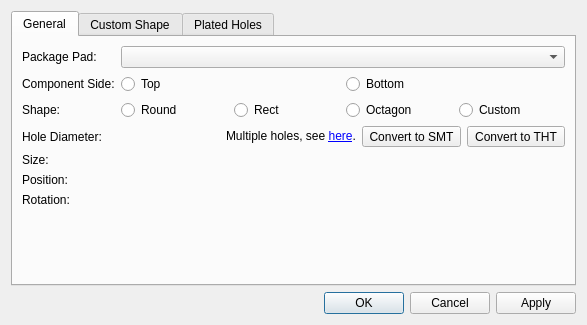
Before: the Qt Designer form libs/librepcb/editor/library/pkg/footprintpadpropertiesdialog.ui in LibrePCB/LibrePCB, drawn with Qt 5.
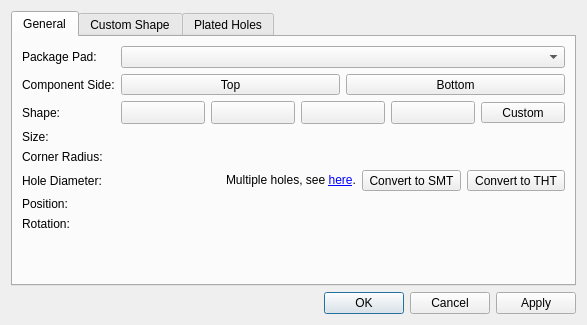
After: the same form once the commit is applied. Icons and pictures are not drawn. Custom widgets are drawn as their Qt base class.

Commit message: Add support for rounded pads with custom corner radius

The edit to the form file:
```diff
--- a/libs/librepcb/editor/library/pkg/footprintpadpropertiesdialog.ui
+++ b/libs/librepcb/editor/library/pkg/footprintpadpropertiesdialog.ui
@@ -41,38 +41,6 @@
          </property>
         </widget>
        </item>
-       <item row="1" column="1">
-        <widget class="QWidget" name="boardSideWidget" native="true">
-         <layout class="QHBoxLayout" name="horizontalLayout_5">
-          <property name="leftMargin">
-           <number>0</number>
-          </property>
-          <property name="topMargin">
-           <number>0</number>
-          </property>
-          <property name="rightMargin">
-           <number>0</number>
-          </property>
-          <property name="bottomMargin">
-           <number>0</number>
-          </property>
-          <item>
-           <widget class="QRadioButton" name="rbtnComponentSideTop">
-            <property name="text">
-             <string>Top</string>
-            </property>
-           </widget>
-          </item>
-          <item>
-           <widget class="QRadioButton" name="rbtnComponentSideBottom">
-            <property name="text">
-             <string>Bottom</string>
-            </property>
-           </widget>
-          </item>
-         </layout>
-        </widget>
-       </item>
        <item row="2" column="0">
         <widget class="QLabel" name="label_3">
          <property name="text">
@@ -80,60 +48,14 @@
          </property>
         </widget>
        </item>
-       <item row="2" column="1">
-        <widget class="QWidget" name="shapeWidget" native="true">
-         <layout class="QHBoxLayout" name="horizontalLayout_2">
-          <property name="leftMargin">
-           <number>0</number>
-          </property>
-          <property name="topMargin">
-           <number>0</number>
-          </property>
-          <property name="rightMargin">
-           <number>0</number>
-          </property>
-          <property name="bottomMargin">
-           <number>0</number>
-          </property>
-          <item>
-           <widget class="QRadioButton" name="rbtnShapeRound">
-            <property name="text">
-             <string>Round</string>
-            </property>
-           </widget>
-          </item>
-          <item>
-           <widget class="QRadioButton" name="rbtnShapeRect">
-            <property name="text">
-             <string>Rect</string>
-            </property>
-           </widget>
-          </item>
-          <item>
-           <widget class="QRadioButton" name="rbtnShapeOctagon">
-            <property name="text">
-             <string>Octagon</string>
-            </property>
-           </widget>
-          </item>
-          <item>
-           <widget class="QRadioButton" name="rbtnShapeCustom">
-            <property name="text">
-             <string>Custom</string>
-            </property>
-           </widget>
-          </item>
-         </layout>
-        </widget>
-       </item>
-       <item row="3" column="0">
+       <item row="6" column="0">
         <widget class="QLabel" name="label_6">
          <property name="text">
           <string>Hole Diameter:</string>
          </property>
         </widget>
        </item>
-       <item row="3" column="1">
+       <item row="6" column="1">
         <layout class="QHBoxLayout" name="horizontalLayout_3">
          <item>
           <widget class="librepcb::editor::PositiveLengthEdit" name="edtHoleDiameter" native="true"/>
@@ -173,31 +95,14 @@
          </item>
         </layout>
        </item>
-       <item row="4" column="0">
-        <widget class="QLabel" name="label_7">
-         <property name="text">
-          <string>Size:</string>
-         </property>
-        </widget>
-       </item>
-       <item row="4" column="1">
-        <layout class="QHBoxLayout" name="horizontalLayout_4">
-         <item>
-          <widget class="librepcb::editor::PositiveLengthEdit" name="edtWidth" native="true"/>
-         </item>
-         <item>
-          <widget class="librepcb::editor::PositiveLengthEdit" name="edtHeight" native="true"/>
-         </item>
-        </layout>
-       </item>
-       <item row="5" column="0">
+       <item row="8" column="0">
         <widget class="QLabel" name="label_4">
          <property name="text">
           <string>Position:</string>
          </property>
         </widget>
        </item>
-       <item row="5" column="1">
+       <item row="8" column="1">
         <layout class="QHBoxLayout" name="horizontalLayout">
          <item>
           <widget class="librepcb::editor::LengthEdit" name="edtPosX" native="true"/>
@@ -207,16 +112,240 @@
          </item>
         </layout>
        </item>
-       <item row="6" column="0">
+       <item row="9" column="0">
         <widget class="QLabel" name="label_5">
          <property name="text">
           <string>Rotation:</string>
          </property>
         </widget>
        </item>
-       <item row="6" column="1">
+       <item row="9" column="1">
         <widget class="librepcb::editor::AngleEdit" name="edtRotation" native="true"/>
        </item>
+       <item row="4" column="0">
+        <widget class="QLabel" name="label_9">
+         <property name="text">
+          <string>Corner Radius:</string>
+         </property>
+        </widget>
+       </item>
+       <item row="4" column="1">
+        <layout class="QHBoxLayout" name="horizontalLayout_7">
+         <item>
+          <widget class="librepcb::editor::UnsignedLimitedRatioEdit" name="edtRadiusRatio" native="true"/>
+         </item>
+         <item>
+          <widget class="librepcb::editor::UnsignedLengthEdit" name="edtRadiusAbs" native="true"/>
+         </item>
+        </layout>
+       </item>
+       <item row="1" column="1">
+        <layout class="QHBoxLayout" name="horizontalLayout_2">
+         <item>
+          <widget class="QToolButton" name="btnComponentSideTop">
+           <property name="sizePolicy">
+            <sizepolicy hsizetype="Minimum" vsizetype="Fixed">
+             <horstretch>0</horstretch>
+             <verstretch>0</verstretch>
+            </sizepolicy>
+           </property>
+           <property name="text">
+            <string>Top</string>
+           </property>
+           <property name="checkable">
+            <bool>true</bool>
+           </property>
+           <property name="autoExclusive">
+            <bool>true</bool>
+           </property>
+           <property name="toolButtonStyle">
+            <enum>Qt::ToolButtonTextOnly</enum>
+           </property>
+           <attribute name="buttonGroup">
+            <string notr="true">btnGroupComponentSide</string>
+           </attribute>
+          </widget>
+         </item>
+         <item>
+          <widget class="QToolButton" name="btnComponentSideBottom">
+           <property name="sizePolicy">
+            <sizepolicy hsizetype="Minimum" vsizetype="Fixed">
+             <horstretch>0</horstretch>
+             <verstretch>0</verstretch>
+            </sizepolicy>
+           </property>
+           <property name="text">
+            <string>Bottom</string>
+           </property>
+           <property name="checkable">
+            <bool>true</bool>
+           </property>
+           <property name="autoExclusive">
+            <bool>true</bool>
+           </property>
+           <property name="toolButtonStyle">
+            <enum>Qt::ToolButtonTextOnly</enum>
+           </property>
+           <attribute name="buttonGroup">
+            <string notr="true">btnGroupComponentSide</string>
+           </attribute>
+          </widget>
+         </item>
+        </layout>
+       </item>
+       <item row="2" column="1">
+        <layout class="QHBoxLayout" name="horizontalLayout_5">
+         <item>
+          <widget class="QToolButton" name="btnShapeRound">
+           <property name="sizePolicy">
+            <sizepolicy hsizetype="Minimum" vsizetype="Fixed">
+             <horstretch>0</horstretch>
+             <verstretch>0</verstretch>
+            </sizepolicy>
+           </property>
+           <property name="toolTip">
+            <string>Obround</string>
+           </property>
+           <property name="icon">
+            <iconset>
+             <normaloff>:/img/command_toolbars/shape_round.png</normaloff>:/img/command_toolbars/shape_round.png</iconset>
+           </property>
+           <property name="checkable">
+            <bool>true</bool>
+           </property>
+           <property name="autoExclusive">
+            <bool>true</bool>
+           </property>
+           <attribute name="buttonGroup">
+            <string notr="true">btnGroupShape</string>
+           </attribute>
+          </widget>
+         </item>
+         <item>
+          <widget class="QToolButton" name="btnShapeRoundedRect">
+           <property name="sizePolicy">
+            <sizepolicy hsizetype="Minimum" vsizetype="Fixed">
+             <horstretch>0</horstretch>
+             <verstretch>0</verstretch>
+            </sizepolicy>
+           </property>
+           <property name="toolTip">
+            <string>Rounded rectangle</string>
+           </property>
+           <property name="icon">
+            <iconset>
+             <normaloff>:/img/command_toolbars/shape_rounded_rect.png</normaloff>:/img/command_toolbars/shape_rounded_rect.png</iconset>
+           </property>
+           <property name="checkable">
+            <bool>true</bool>
+           </property>
+           <property name="autoExclusive">
+            <bool>true</bool>
+           </property>
+           <attribute name="buttonGroup">
+            <string notr="true">btnGroupShape</string>
+           </attribute>
+          </widget>
+         </item>
+         <item>
+          <widget class="QToolButton" name="btnShapeRect">
+           <property name="sizePolicy">
+            <sizepolicy hsizetype="Minimum" vsizetype="Fixed">
+             <horstretch>0</horstretch>
+             <verstretch>0</verstretch>
+            </sizepolicy>
+           </property>
+           <property name="toolTip">
+            <string>Rectangle</string>
+           </property>
+           <property name="icon">
+            <iconset>
+             <normaloff>:/img/command_toolbars/shape_rect.png</normaloff>:/img/command_toolbars/shape_rect.png</iconset>
+           </property>
+           <property name="checkable">
+            <bool>true</bool>
+           </property>
+           <property name="autoExclusive">
+            <bool>true</bool>
+           </property>
+           <attribute name="buttonGroup">
+            <string notr="true">btnGroupShape</string>
+           </attribute>
+          </widget>
+         </item>
+         <item>
+          <widget class="QToolButton" name="btnShapeOctagon">
+           <property name="sizePolicy">
+            <sizepolicy hsizetype="Minimum" vsizetype="Fixed">
+             <horstretch>0</horstretch>
+             <verstretch>0</verstretch>
+            </sizepolicy>
+           </property>
+           <property name="toolTip">
+            <string>Octagon</string>
+           </property>
+           <property name="icon">
+            <iconset>
+             <normaloff>:/img/command_toolbars/shape_octagon.png</normaloff>:/img/command_toolbars/shape_octagon.png</iconset>
+           </property>
+           <property name="checkable">
+            <bool>true</bool>
+           </property>
+           <property name="autoExclusive">
+            <bool>true</bool>
+           </property>
+           <attribute name="buttonGroup">
+            <string notr="true">btnGroupShape</string>
+           </attribute>
+          </widget>
+         </item>
+         <item>
+          <widget class="QToolButton" name="btnShapeCustom">
+           <property name="sizePolicy">
+            <sizepolicy hsizetype="Minimum" vsizetype="Fixed">
+             <horstretch>0</horstretch>
+             <verstretch>0</verstretch>
+            </sizepolicy>
+           </property>
+           <property name="toolTip">
+            <string>Custom shape outline as defined on next tab</string>
+           </property>
+           <property name="text">
+            <string>Custom</string>
+           </property>
+           <property name="checkable">
+            <bool>true</bool>
+           </property>
+           <property name="autoExclusive">
+            <bool>true</bool>
+           </property>
+           <property name="toolButtonStyle">
+            <enum>Qt::ToolButtonTextOnly</enum>
+           </property>
+           <attribute name="buttonGroup">
+            <string notr="true">btnGroupShape</string>
+           </attribute>
+          </widget>
+         </item>
+        </layout>
+       </item>
+       <item row="3" column="0">
+        <widget class="QLabel" name="label_7">
+         <property name="text">
+          <string>Size:</string>
+         </property>
+        </widget>
+       </item>
+       <item row="3" column="1">
+        <layout class="QHBoxLayout" name="horizontalLayout_4">
+         <item>
+          <widget class="librepcb::editor::PositiveLengthEdit" name="edtWidth" native="true"/>
+         </item>
+         <item>
+          <widget class="librepcb::editor::PositiveLengthEdit" name="edtHeight" native="true"/>
+         </item>
+        </layout>
+       </item>
       </layout>
      </widget>
      <widget class="QWidget" name="tabCustomShape">
@@ -384,6 +513,18 @@
    <header location="global">librepcb/editor/widgets/patheditorwidget.h</header>
    <container>1</container>
   </customwidget>
+  <customwidget>
+   <class>librepcb::editor::UnsignedLengthEdit</class>
+   <extends>QWidget</extends>
+   <header location="global">librepcb/editor/widgets/unsignedlengthedit.h</header>
+   <container>1</container>
+  </customwidget>
+  <customwidget>
+   <class>librepcb::editor::UnsignedLimitedRatioEdit</class>
+   <extends>QWidget</extends>
+   <header location="global">librepcb/editor/widgets/unsignedlimitedratioedit.h</header>
+   <container>1</container>
+  </customwidget>
  </customwidgets>
  <tabstops>
   <tabstop>cbxPackagePad</tabstop>
```
Left out of the diff: 18 changed lines with no effect on the pictures. The commit also changes 24 other files.
